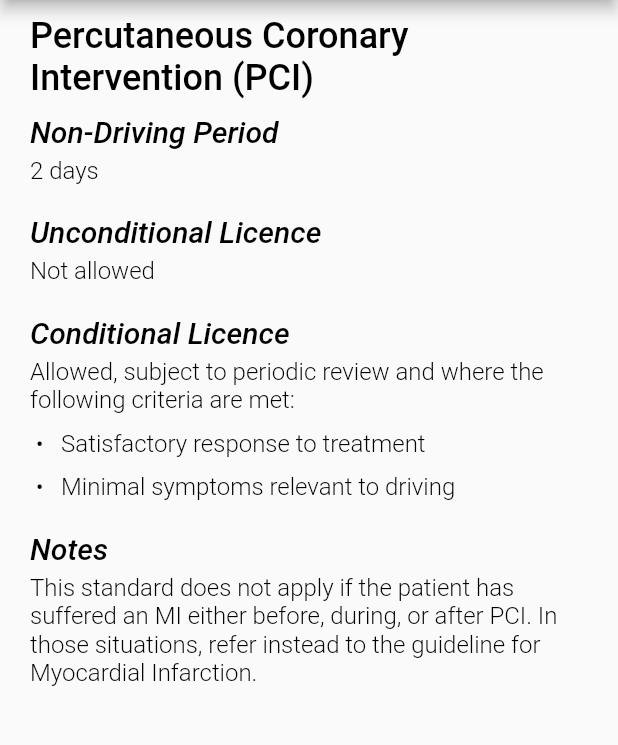
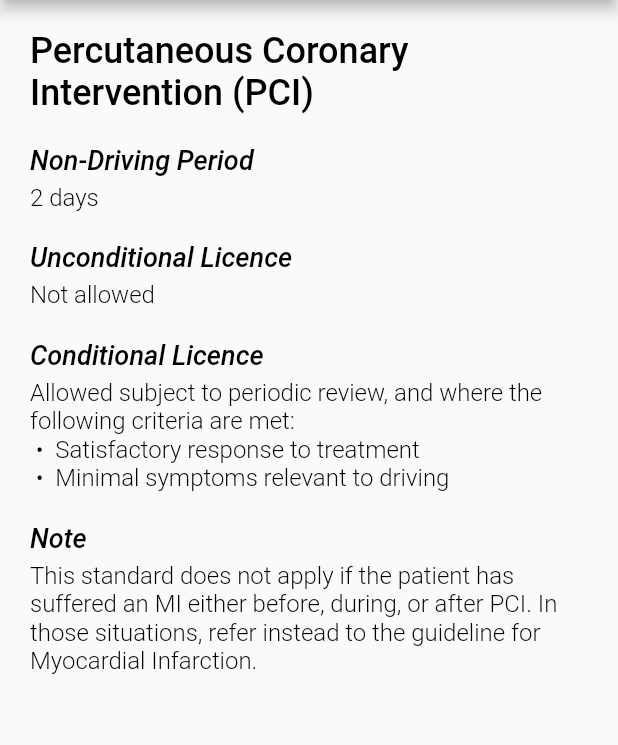
Before and after one commit to jathpala/driving_guidelines, a Flutter app: the screen it shows after launch, after a tap on "Percutaneous Coronary Intervention", on a phone screen of 412 x 824 dp, the part 84-829 px from its top. Run offline on Flutter 3.47's test engine with Material 2 defaults, Android fonts, the light colour scheme and no system bars; our stand-ins replace yaml; Roboto replaces fonts that are missing (Sans-Serif).

Commit message:
Major rework of the guideline widget
Firstly, the guideline data is now read into a GuidelineData object
and stored as the state of Guideline. Guideline itself now uses
FutureBuilder to handle the async data loading of GuidelineData.
Lastly, The different sections of the Guideline widget are again moved
out into their own objects. This was the initial design but the
implementation is much better now.

The result is a cleaner set of widgets and also this should set the
stage for allowing us to switch between private and commercial licence
views.

```diff
--- a/assets/data/guidelines/percutaneous_coronary_intervention.yaml
+++ b/assets/data/guidelines/percutaneous_coronary_intervention.yaml
@@ -1,7 +1,6 @@
 categories: [cardiovascular]
 name: Percutaneous Coronary Intervention (PCI)
-non_driving_period:
-    duration: 2 days
+non_driving_period: 2 days
 unconditional_licence:
     allowed: false
 conditional_licence:
@@ -11,5 +10,6 @@ conditional_licence:
         - Satisfactory response to treatment
         - Minimal symptoms relevant to driving
 note: >
-    This standard does not apply if the patient has suffered an MI either before, during, or after PCI. In those situations, refer instead to
+    This standard does not apply if the patient has suffered an MI either
+    before, during, or after PCI. In those situations, refer instead to
     the guideline for Myocardial Infarction.
--- /dev/null
+++ b/lib/src/guideline_data.dart
@@ -0,0 +1,20 @@
+import 'package:flutter/material.dart';
+import 'package:flutter/services.dart';
+
+import 'package:yaml/yaml.dart';
+
+class GuidelineData {
+    GuidelineData._(YamlMap this.data);
+
+    final YamlMap data;
+
+    static const _GUIDELINE_FILE_PATH = 'assets/data/guidelines/';
+    static const _GUIDELINE_FILE_TYPE = '.yaml';
+
+    static Future<GuidelineData> load(String id) async {
+        final file = _GUIDELINE_FILE_PATH + id + _GUIDELINE_FILE_TYPE;
+        String doc = await rootBundle.loadString(file);
+        YamlMap yaml = loadYaml(doc);
+        return GuidelineData._(yaml);
+    }
+}
--- a/lib/src/instant_page_route.dart
+++ /dev/null
@@ -1,8 +0,0 @@
-import 'package:flutter/material.dart';
-
-class InstantPageRoute extends MaterialPageRoute {
-    InstantPageRoute({required WidgetBuilder builder}) : super(builder: builder);
-
-    @override
-    Duration get transitionDuration => const Duration(milliseconds: 0);
-}
--- a/lib/src/style.dart
+++ b/lib/src/style.dart
@@ -8,9 +8,9 @@ final ThemeData defaultTheme = ThemeData(
     textTheme: const TextTheme(
         headline1: TextStyle(fontSize: 26, fontWeight: FontWeight.w500, color: Colors.black),
         headline2: TextStyle(fontSize: 24, fontWeight: FontWeight.w500, color: Colors.black),
-        headline3: TextStyle(fontSize: 20, fontWeight: FontWeight.w500, fontStyle: FontStyle.italic, color: Colors.black),
+        headline3: TextStyle(fontSize: 18, fontWeight: FontWeight.w500, fontStyle: FontStyle.italic, color: Colors.black),
         headline4: TextStyle(fontFamily: 'Sans-Serif', fontSize: 18, fontWeight: FontWeight.w400, color: Colors.black),
-        bodyText1: TextStyle(fontFamily: 'Sans-Serif', fontSize: 16, fontWeight: FontWeight.w300, color: Colors.black),
-        bodyText2: TextStyle(fontFamily: 'Sans-Serif', fontSize: 16, fontWeight: FontWeight.w600, color: Colors.black)
+        bodyText1: TextStyle(fontFamily: 'Sans-Serif', fontSize: 16, fontWeight: FontWeight.w600, color: Colors.black),
+        bodyText2: TextStyle(fontFamily: 'Sans-Serif', fontSize: 16, fontWeight: FontWeight.w300, color: Colors.black)
     )
 );
--- a/lib/src/widgets/guideline.dart
+++ b/lib/src/widgets/guideline.dart
@@ -2,125 +2,63 @@ import 'package:flutter/material.dart';
 
 import 'package:yaml/yaml.dart';
 
-import 'guideline_section.dart';
-import '../yaml.dart';
-
+import '../guideline_data.dart';
+import 'guideline_heading.dart';
+import 'guideline_non_driving.dart';
+import 'guideline_licence.dart';
+import 'guideline_note.dart';
 
 class Guideline extends StatefulWidget {
-    const Guideline(String this.guideline, { Key? key }): super(key: key);
+    const Guideline(String this.id, { Key? key }): super(key: key);
 
     static const routeName = '/guideline';
-    final String guideline;
+    final String id;
 
     @override
-    State<Guideline> createState() => _GuidelineState(guideline);
+    State<Guideline> createState() => _GuidelineState(id);
 }
 
 
 class _GuidelineState extends State<Guideline> {
-    _GuidelineState(String this.guideline);
+    _GuidelineState(String this.id);
 
-    final String guideline;
+    final String id;
 
-    String mainHeading = '';
-    List<Widget> sections = [];
-
-    List<Widget> buildHeading(String heading, BuildContext context) {
-        final content = <Widget>[];
-        content.add(Text(
-            heading,
-            style: Theme.of(context).textTheme.headline3
-        ));
-        content.add(SizedBox(height: 5));
-        return content;
-    }
-
-    List<Widget> buildSimpleBody(String text, BuildContext context) {
-        final content = <Widget>[];
-        content.add(RichText(
-            text: TextSpan(
-                text: text,
-                style: Theme.of(context).textTheme.bodyText1
-            )
-        ));
-        content.add(SizedBox(height: 20));
-        return content;
-    }
-
-    List<Widget> buildConditionsBody(BuildContext context, { String? review, List<String>? criteria }) {
-        final content = <Widget>[];
-        content.add(RichText(
-            text: TextSpan(
-                style: Theme.of(context).textTheme.bodyText1,
-                // FIXME: children should be build conditionally based on whether
-                // review or criteria are present.
-                children: <TextSpan>[
-                    TextSpan(text: 'Allowed', style: Theme.of(context).textTheme.bodyText1),
-                    TextSpan(text: ', subject to '),
-                    TextSpan(text: '${review} review', style: Theme.of(context).textTheme.bodyText1),
-                    TextSpan(text: ' and where the following criteria are met:')
-                ]
-            )
-        ));
-        content.add(SizedBox(height: 10));
-        criteria?.forEach((c) {
-            content.add(RichText(
-                text: TextSpan(
-                    text: ' \u2022   ' + c,
-                    style: Theme.of(context).textTheme.bodyText1
-                )
-            ));
-            content.add(SizedBox(height: 10));
-        });
-        content.add(SizedBox(height: 10));
-        return content;
-    }
-
-    void parseGuideline(context) {
-        loadYAML(guideline).then((result) => setState(() {
-            // Parse the main page heading (required)
-            mainHeading = result['name'];
-
-            // Parse all sections
-            result.forEach((section, yaml) {
-                List<Widget> content = <Widget>[];
-                switch (section) {
-                    case 'non_driving_period':
-                        content += buildHeading('Non-Driving Period', context);
-                        content += buildSimpleBody((yaml as YamlMap)['duration'], context);
-                        break;
-                    case 'unconditional_licence':
-                        content += buildHeading('Unconditional Licence', context);
-                        content += (yaml as YamlMap)['allowed'] ?
-                            buildSimpleBody('Allowed', context) :
-                            buildSimpleBody('Not allowed', context);
-                        break;
-                    case 'conditional_licence':
-                        content += buildHeading('Conditional Licence', context);
-                        if ((yaml as YamlMap)['allowed']) {
-                            content += buildConditionsBody(context,
-                                review: (yaml as YamlMap)['review'],
-                                criteria: [...(yaml as YamlMap)['criteria']],
-                            );
-                        } else {
-                            content += buildSimpleBody('Not allowed', context);
-                        }
-                        break;
-                    case 'note':
-                        content += buildHeading('Notes', context);
-                        content += buildSimpleBody(yaml as String, context);
-                        break;
-                }
-                sections.addAll(content);
-            });
-        }));
-    }
+    Future<GuidelineData>? guideline;
 
     @override
     void initState() {
         super.initState();
-        // This allows context to be available in parseGuideline
-        Future.delayed(Duration.zero).then((_) => parseGuideline(context));
+        this.guideline = GuidelineData.load(id);
+    }
+
+    Widget guidelineBuilder(BuildContext context, AsyncSnapshot<GuidelineData> snapshot) {
+        if (snapshot.connectionState == ConnectionState.done) {
+            if (snapshot.data == null) {
+                return Placeholder();
+            } else {
+                final List<Widget> sections = [];
+                GuidelineData guidelineData = snapshot.data!;
+                sections.add(GuidelineHeading(guidelineData.data['name']));
+                sections.add(GuidelineNonDriving(guidelineData.data['non_driving_period']));
+                sections.add(GuidelineLicence(guidelineData.data['unconditional_licence'], GuidelineLicence.Unconditional));
+                sections.add(GuidelineLicence(guidelineData.data['conditional_licence'], GuidelineLicence.Conditional));
+                sections.add(GuidelineNote(guidelineData.data['note']));
+                return Container(
+                    child: ListView(
+                        children: sections
+                    ),
+                    padding: const EdgeInsets.only(
+                        top: 20,
+                        bottom: 20,
+                        left: 20,
+                        right: 20
+                    )
+                );
+            }
+        } else {
+            return CircularProgressIndicator();
+        }
     }
 
     @override
@@ -130,22 +68,10 @@ class _GuidelineState extends State<Guideline> {
                 title: const Text('Driving Guidelines'),
                 titleTextStyle: Theme.of(context).textTheme.headline1
             ),
-            body: ListView(
-                children: [
-                    Text(
-                        mainHeading,
-                        style: Theme.of(context).textTheme.headline2
-                    ),
-                    SizedBox(height: 10),
-                    ...sections
-                ],
-                padding: EdgeInsets.only(
-                    top: 10,
-                    bottom: 10,
-                    left: 20,
-                    right: 20
-                )
-            ),
+            body: FutureBuilder(
+                future: guideline,
+                builder: guidelineBuilder
+            )
         );
     }
 }
--- /dev/null
+++ b/lib/src/widgets/guideline_heading.dart
@@ -0,0 +1,17 @@
+import 'package:flutter/material.dart';
+
+class GuidelineHeading extends StatelessWidget {
+    const GuidelineHeading(this.data, { Key? key }): super(key: key);
+
+    final String data;
+
+    @override
+    Widget build(BuildContext context) {
+        return Container(
+            child: Text(
+                data,
+                style: Theme.of(context).textTheme.headline2
+            ),
+        );
+    }
+}
--- /dev/null
+++ b/lib/src/widgets/guideline_licence.dart
@@ -0,0 +1,82 @@
+import 'package:flutter/material.dart';
+
+import 'package:yaml/yaml.dart';
+
+class GuidelineLicence extends StatelessWidget {
+    const GuidelineLicence(this.data, this.typeIsUnconditional, { Key? key }): super(key: key);
+
+    static const Unconditional = true;
+    static const Conditional = false;
+
+    final bool typeIsUnconditional;
+    final Object? data;
+
+    @override
+    Widget build(BuildContext context) {
+        Widget heading = RichText(
+            text: TextSpan(
+                text: typeIsUnconditional ? 'Unconditional Licence' : 'Conditional Licence',
+                style: Theme.of(context).textTheme.headline3
+            )
+        );
+        List<Widget> body = [];
+        if (data == null) {
+            // Licence not allowed
+            body.add(RichText(
+                text: TextSpan(
+                    text: 'Not allowed',
+                    style: Theme.of(context).textTheme.bodyText2
+                )
+            ));
+        } else if (data.runtimeType == bool) {
+            // Single boolean value without any details
+            body.add(RichText(
+                text: TextSpan(
+                    text: (data as bool) ? 'Allowed' : 'Not allowed',
+                    style: Theme.of(context).textTheme.bodyText2
+                )
+            ));
+        } else {
+            // Map of detailed conditions
+            var conditions = data as YamlMap;
+            String sentence = '';
+            sentence += (conditions['allowed'] as bool) ? 'Allowed' : 'Not allowed';
+            if (conditions['review'] != null) {
+                sentence += ' subject to ${conditions["review"]} review';
+                if (conditions['reviewer'] != null) {
+                    sentence += ' by ${conditions["reviewer"]}';
+                }
+            }
+            if (conditions['criteria'] != null) {
+                sentence += conditions['review'] != null ? ', and' : '';
+                sentence += ' where the following criteria are met:';
+            }
+            body.add(RichText(
+                text: TextSpan(
+                    text: sentence,
+                    style: Theme.of(context).textTheme.bodyText2
+                )
+            ));
+            if (conditions['criteria'] != null) {
+                // Loop over the list of criteria
+                conditions['criteria'].forEach((criterion) {
+                    body.add(RichText(
+                        text: TextSpan(
+                            text: ' \u2022  ' + criterion,
+                            style: Theme.of(context).textTheme.bodyText2
+                        )
+                    ));
+                });
+            }
+        }
+        return Column(
+            children: [
+                SizedBox(height: 20),
+                heading,
+                SizedBox(height: 5),
+                ...body
+            ],
+            crossAxisAlignment: CrossAxisAlignment.start
+        );
+    }
+}
--- /dev/null
+++ b/lib/src/widgets/guideline_non_driving.dart
@@ -0,0 +1,76 @@
+import 'package:flutter/material.dart';
+
+class GuidelineNonDriving extends StatelessWidget {
+    const GuidelineNonDriving(this.data, { Key? key }): super(key: key);
+
+    final Object? data;
+
+    @override
+    Widget build(BuildContext context) {
+        Widget heading = RichText(
+            text: TextSpan(
+                text: 'Non-Driving Period',
+                style: Theme.of(context).textTheme.headline3
+            )
+        );
+        List<Widget> body = [];
+        if (data == null) {
+            // No non-driving period, no special scenarios
+            body.add(RichText(
+                text: TextSpan(
+                    text: 'None',
+                    style: Theme.of(context).textTheme.bodyText2
+                )
+            ));
+        } else if (data.runtimeType == String) {
+            // Single default non-driving period
+            body.add(RichText(
+                text: TextSpan(
+                    text: data as String,
+                    style: Theme.of(context).textTheme.bodyText2
+                )
+            ));
+        } else {
+            // List of non driving periods
+            List<Widget> durations = [];
+            var periods = data as List;
+            if (periods.length == 1) {
+                String condition = periods[0]['criteria'] ?? '';
+                condition = condition.length > 0 ? condition + ': ' : condition;
+                String duration = periods[0]['duration'] ?? 'None';
+                durations.add(SizedBox(height: 5));
+                durations.add(RichText(
+                    text: TextSpan(
+                        text: condition + duration,
+                        style: Theme.of(context).textTheme.bodyText2
+                    )
+                ));
+            } else {
+                periods.forEach((period) {
+                    String condition = (period['criteria'] ?? 'Generally') + ': ';
+                    String duration = period['duration'] ?? 'None';
+                    durations.add(SizedBox(height: 5));
+                    durations.add(RichText(
+                        text: TextSpan(
+                            text: condition + duration,
+                            style: Theme.of(context).textTheme.bodyText2
+                        )
+                    ));
+                });
+            }
+            body.add(Column(
+                children: durations,
+                crossAxisAlignment: CrossAxisAlignment.start
+            ));
+        }
+        return Column(
+            children: [
+                SizedBox(height: 20),
+                heading,
+                SizedBox(height: 5),
+                ...body
+            ],
+            crossAxisAlignment: CrossAxisAlignment.start
+        );
+    }
+}
--- /dev/null
+++ b/lib/src/widgets/guideline_note.dart
@@ -0,0 +1,40 @@
+import 'package:flutter/material.dart';
+
+import 'package:yaml/yaml.dart';
+
+class GuidelineNote extends StatelessWidget {
+    const GuidelineNote(this.data, { Key? key }): super(key: key);
+
+    final Object? data;
+
+    @override
+    Widget build(BuildContext context) {
+        List<Widget> content = [];
+        if (data != null) {
+            var note = data as String;
+            Widget heading = RichText(
+                text: TextSpan(
+                    text: 'Note',
+                    style: Theme.of(context).textTheme.headline3
+                )
+            );
+            List<Widget> body = [];
+            body.add(RichText(
+                text: TextSpan(
+                    text: note,
+                    style: Theme.of(context).textTheme.bodyText2
+                )
+            ));
+            content = [
+                SizedBox(height: 20),
+                heading,
+                SizedBox(height: 5),
+                ...body
+            ];
+        }
+        return Column(
+            children: content,
+            crossAxisAlignment: CrossAxisAlignment.start
+        );
+    }
+}
--- a/lib/src/yaml.dart
+++ /dev/null
@@ -1,12 +0,0 @@
-import 'package:flutter/material.dart';
-import 'package:flutter/services.dart';
-
-import 'package:path/path.dart' as path;
-import 'package:yaml/yaml.dart';
-
-Future<YamlMap> loadYAML(String guideline) async {
-    var guideline_file = path.join('assets', 'data', 'guidelines', guideline + '.yaml');
-    var doc = await rootBundle.loadString(guideline_file);
-    var yaml = loadYaml(doc);
-    return yaml;
-}
```
Also changed, not shown: assets/data/guidelines/coronary_artery_bypass_grafting.yaml (+3 -4 lines).
